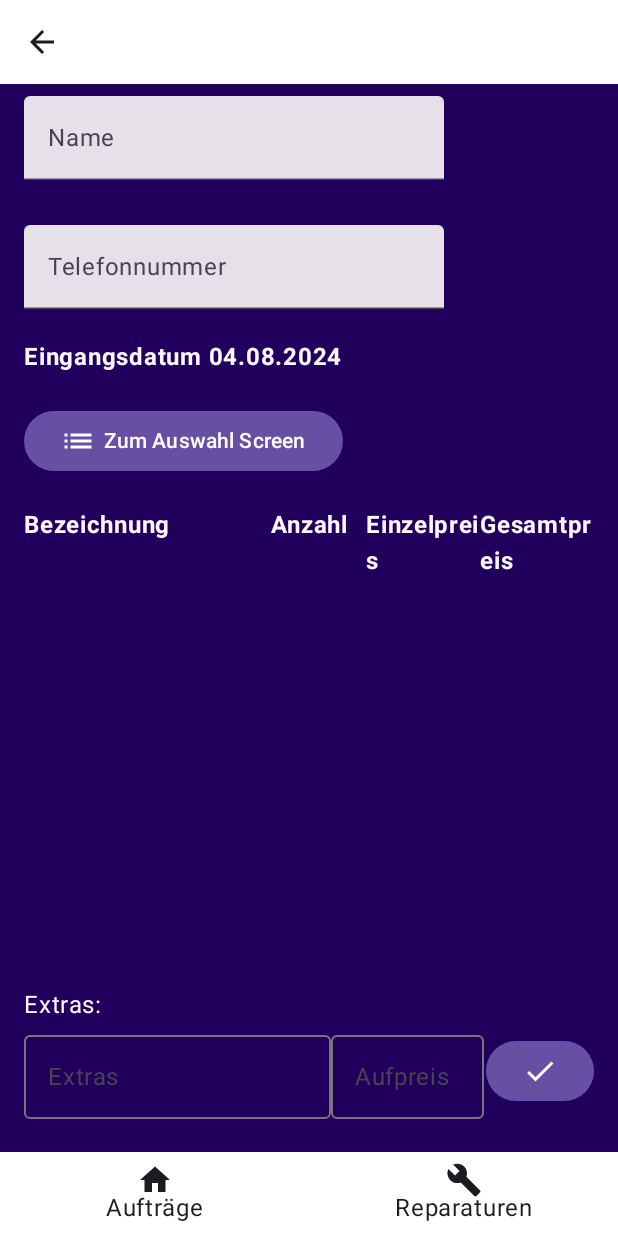
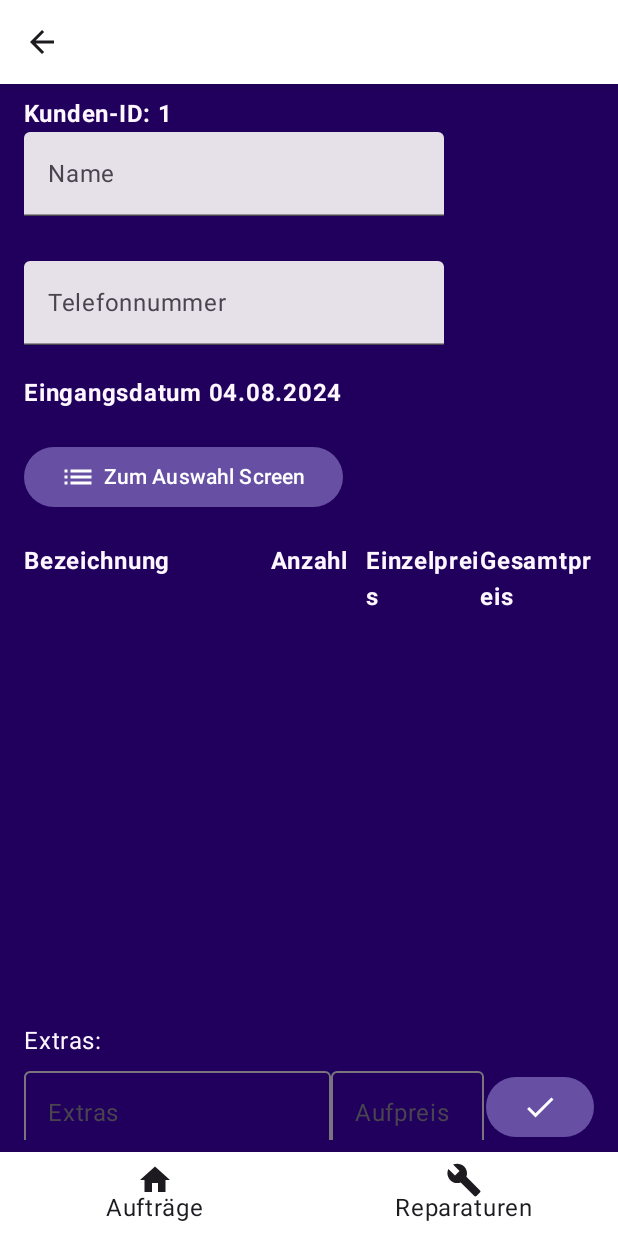
Before and after one commit to duhan2/Auftragsverwaltung-App, an Android app built with Jetpack Compose: the screen it shows after launch (MainActivity), after a tap on "Add", on a phone screen of 412 x 824 dp. Run offline under Robolectric (Android 15) with nearby library versions, the phone set to English and light mode, and no system bars; our stand-ins replace Room's generated code, livedata-compose.

Commit message:
Benachrichtigung umgeschrieben und gradle version upgrade

```diff
--- a/app/src/main/java/com/example/myapplication/AuftragScreen.kt
+++ b/app/src/main/java/com/example/myapplication/AuftragScreen.kt
@@ -389,8 +389,7 @@ fun AuftragScreen(
                                 message =
                                     "Hallo Herr/Frau " + reparaturChanges.nameinput + ",\nIhr Fahrrad ist abholbereit. Die Reparaturkosten betragen " + "%.2f".format(
                                         reparaturChanges.gesamtpreis
-                                    ) + " €. Bitte holen Sie Ihr Fahrrad, aufgrund unserer beschränkten Lagerkapazitäten, schnellstmöglich ab." +
-                                            " So können wir gewährleisten, dass stets Platz für neue Reparaturannahmen vorhanden ist." +
+                                    ) + " €. Bitte holen Sie Ihr Fahrrad, innerhalb unserer Öffnungszeiten ab" +
                                             "\nMit freundlichen Grüßen,\n" +
                                             "Fahrradwelt Fischeln"
                                 //Altert Dialog öffnen
--- a/app/src/main/java/com/example/myapplication/Editscreen.kt
+++ b/app/src/main/java/com/example/myapplication/Editscreen.kt
@@ -68,9 +68,16 @@ fun Editscreen(
         //eventuell muss das eine statelist sein wenn anzeigefehler
         val kundenliste by kundeViewModel.getallKunden().observeAsState(listOf())
 
+        var size = 1
+        var kundenid = 0
+
+        //Overwrite ID wenn prepopulate
+        if (stagedReparaturChanges.kundenid != 0) {
+            kundenid = stagedReparaturChanges.kundenid
+        } else {
             //Algorithmus zum erschaffen der kleinstmöglichen ID
-        var size = 1
             val temp = kundenliste.maxByOrNull { it.id }
+
             if (temp != null) {
                 //Liste um 1 größer machen um bei voller Liste größte id generieren zu können
                 size = temp.id + 1
@@ -78,20 +85,22 @@ fun Editscreen(
             val idListe = Array(size) { false }
             //Jede vergebene ID = true
             kundenliste.forEach { idListe[it.id - 1] = true }
-        var kundenid = 0
             //Wenn id nicht vergeben ist
-        loop@ for (i in 1..size) {
-            if (!idListe[i - 1]) {
-                //Dann kundenid = i und raus aus der loop
-                kundenid = i
+            loop@ for (i in 0..size) {
+                if (!idListe[i]) {
+                    //Dann kundenid = i+1 und raus aus der loop
+                    kundenid = i + 1
                     break@loop
                 }
             }
+        }
 
-        //Overwrite ID wenn prepopulate
-        if (stagedReparaturChanges.kundenid != 0) {
-            kundenid = stagedReparaturChanges.kundenid
-        }
+        //Zum debuggen
+        Text(
+            text = "Kunden-ID: $kundenid",
+            color = MaterialTheme.colorScheme.background,
+            fontWeight = FontWeight.Bold
+        )
 
         var nameinput by remember { mutableStateOf("") }
 
@@ -321,7 +330,8 @@ fun Editscreen(
             items(gesamtreps) {
                 if (it.reparatur_kategorie == "Extras") {
                     Row(
-                        modifier = Modifier.fillMaxWidth(), verticalAlignment = Alignment.CenterVertically
+                        modifier = Modifier.fillMaxWidth(),
+                        verticalAlignment = Alignment.CenterVertically
                     ) {
                         //Bezeichnung
                         Text(
@@ -338,7 +348,7 @@ fun Editscreen(
                         //Edit
                         Button(onClick = {
                             extrastext = it.reparatur_name
-                            extrasnum = "%.2f".format(Locale.US,it.reparatur_preis)
+                            extrasnum = "%.2f".format(Locale.US, it.reparatur_preis)
 
                             stagedReparaturChanges.gesamtreps.remove(it)
                             gesamtreps.remove(it)
@@ -428,7 +438,11 @@ fun Editscreen(
             }
 
         }) {
-            Icon(imageVector = Icons.Filled.Done, contentDescription = "Kunde hinzufügen", modifier = Modifier.size(40.dp))
+            Icon(
+                imageVector = Icons.Filled.Done,
+                contentDescription = "Kunde hinzufügen",
+                modifier = Modifier.size(40.dp)
+            )
             Text(text = "Auftrag Hinzufügen")
         }
 
--- a/build.gradle.kts
+++ b/build.gradle.kts
@@ -1,5 +1,5 @@
 // Top-level build file where you can add configuration options common to all sub-projects/modules.
 plugins {
-    id("com.android.application") version "8.3.2" apply false
+    id("com.android.application") version "8.5.1" apply false
     id("org.jetbrains.kotlin.android") version "1.8.10" apply false
 }
```
Also changed, not shown: gradle/wrapper/gradle-wrapper.properties. Lines whose indentation alone changed are shown as unchanged.
